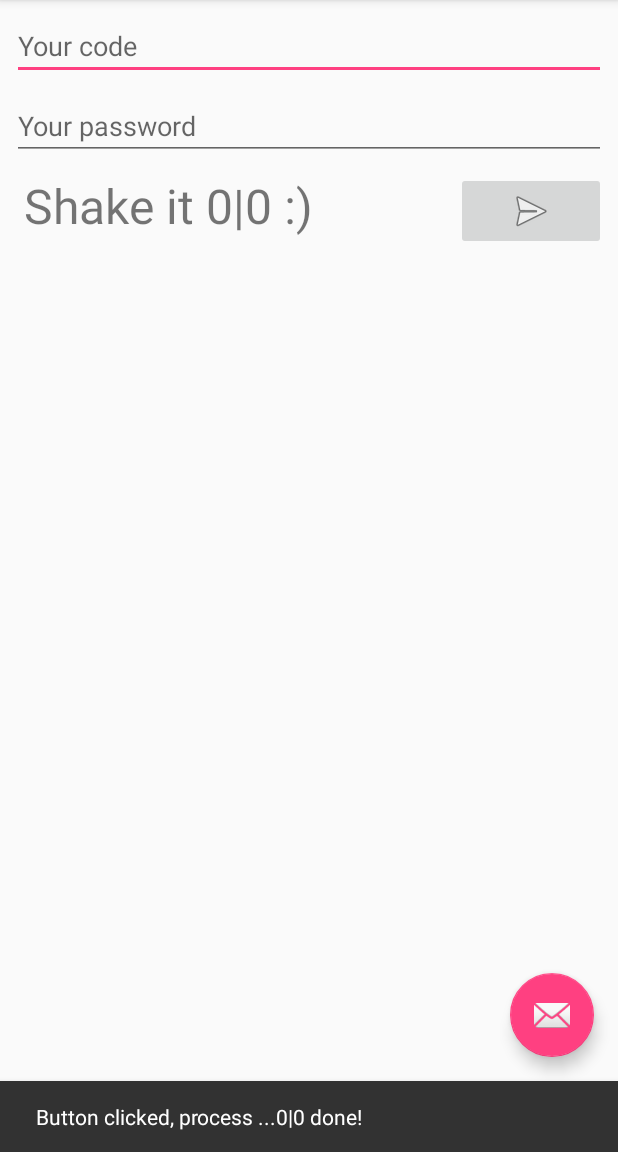
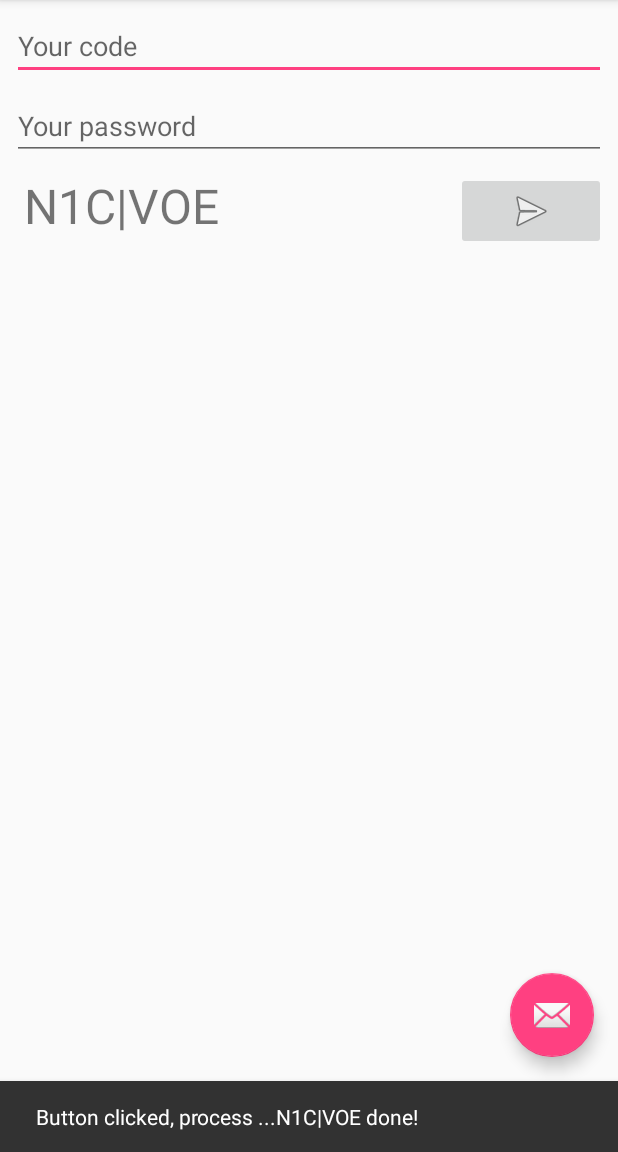
Before and after one commit to krakorj/android-lydecoder, an Android app: the screen it shows after launch (MainActivity), after a tap on an icon or button, on a phone screen of 412 x 824 dp, the part 84-1236 px from its top. Run offline under Robolectric (Android 15) with nearby library versions, the phone set to English and light mode, and no system bars; libraries missing offline, so code that uses them is left out: org.apache.commons.

Commit message:
CSV processing added

```diff
--- a/app/build.gradle
+++ b/app/build.gradle
@@ -26,4 +26,7 @@ dependencies {
     testImplementation 'junit:junit:4.12'
     androidTestImplementation 'com.android.support.test:runner:1.0.1'
     androidTestImplementation 'com.android.support.test.espresso:espresso-core:3.0.1'
+
+    // CSV reader
+    compile 'org.apache.commons:commons-csv:1.5'
 }
--- a/app/src/main/java/com/example/krakora/lydecoder/Decoder.java
+++ b/app/src/main/java/com/example/krakora/lydecoder/Decoder.java
@@ -1,4 +1,18 @@
 package com.example.krakora.lydecoder;
+
+import android.provider.Settings;
+import android.util.Log;
+
+import org.apache.commons.csv.CSVFormat;
+import org.apache.commons.csv.CSVParser;
+import org.apache.commons.csv.CSVRecord;
+
+import java.io.FileReader;
+import java.io.IOException;
+import java.io.Reader;
+import java.io.StringReader;
+import java.util.List;
+import java.util.logging.Logger;
 
 /**
  * Created by KRAKORA on 30.01.2018.
@@ -6,29 +20,107 @@ package com.example.krakora.lydecoder;
 
 public class Decoder {
 
+    public int[] ids;
+    public String password;
     public String code;
-    public String password;
+    private String[] MASQUERADE_CODE = {"N1C", "VOE"};
 
-    public Decoder(String code, String password) {
-        this.code = code;
+    public Decoder(String text, String password) {
+        // Map attributes
+        try {
+            this.ids = this.parseIds(text);
+        } catch (Exception e) {
+            // Log
+            Log.d("LyDecoder", e.getMessage());
+            // Make masquerade
+            this.code = this.codePresenter(this.getMasqueradeCode());
+            return;
+        }
         this.password = password;
-        // TODO: Open decrypted CSV file, https://www.callicoder.com/java-read-write-csv-file-apache-commons-csv/
-        // TODO: Encrypt the the CSV file => f(password), https://stackoverflow.com/a/22695880
-        // TODO: Read the CSV content
-        // TODO: Provide data to user
+        // TODO: Open decrypted CSV file
+        //new FileReader("yourfile.csv")
+        // TODO: Encrypt the CSV file => f(password), https://stackoverflow.com/a/22695880
+        String data = "id,code\r\n" +
+                "1,ABC\r\n" +
+                "2,BBC\r\n" +
+                "3,CBC\r\n" +
+                "4,DBC\r\n" +
+                "5,EBC\r\n" +
+                "6,FBC\r\n" +
+                "7,GBC";
+        Reader in = new StringReader(data);
+        // Read the CSV content - https://stackoverflow.com/a/43055945
+        try {
+            // Parse CSV
+            CSVParser parser = new CSVParser(in, CSVFormat.RFC4180);
+            List<CSVRecord> list = parser.getRecords();
+            Log.d("LyDecoder", "CSV data parsed");
+            // Get Codes
+            String[] codes = this.getCodes(list);
+            // Ready to use
+            this.code = this.codePresenter(codes);
+            Log.d("LyDecoder", "Code: " + this.code);
+        }
+        catch (Exception e) {
+            // Log exception
+            Log.d("LyDecoder", e.getMessage());
+            // Make masquerade
+            this.code = this.codePresenter(this.getMasqueradeCode());
+            return;
+        }
+    }
+
+    public String codePresenter(String[] codes) {
+        return codes[0] + "|" + codes[1];
+    }
+
+    private int[] parseIds(String text) throws Exception {
+        int[] ids = {65000, 65000};
+        try {
+            String[] x = text.split(",");
+            ids[0] = Integer.parseInt(x[0].trim());
+            ids[1] = Integer.parseInt(x[1].trim());
+        } catch (NumberFormatException e) {
+            throw new Exception("Wrong input IDs!");
+        }
+        return ids;
+    }
+
+    private String[] getMasqueradeCode() {
+        return MASQUERADE_CODE;
+    }
+
+    private String[] getCodes(List<CSVRecord> list) throws Exception {
+
+        String[] code = {"", ""};
+
+        // Assign codes from CSV to ids
+        int id = 0;
+        for (CSVRecord i : list) {
+            // Ignore header
+            if (i.get(0).trim().equals("id")) { continue; };
+            // Get id from CSV
+            try {
+                // Get ID
+                id = Integer.parseInt(i.get(0));
+                // Check code 1
+                if(id == this.ids[0]) { code[0] = i.get(1); };
+                if(id == this.ids[1]) { code[1] = i.get(1); };
+            } catch (Exception e) {
+                // Id is not integer - exception
+                throw new Exception("CSV IDs invalid!");
+            }
+        }
+        // Validate output
+        if ( code[0].equals("") || code[1].equals("")) {
+            throw new Exception("IDs invalid!");
+        }
+        // Return codes
+        return code;
     }
 
     public String decode() {
-        String[] x = this.code.split(",");
-        int[] code = {0, 0};
-        try {
-            code[0] = Integer.parseInt(x[0]);
-            code[1] = Integer.parseInt(x[1]);
-        } catch (NumberFormatException e) {
-            // pass
-        }
-        String output = String.valueOf(code[0]) + "|" + String.valueOf(code[1]);
-        return output;
+        return this.code;
     }
 
     @Override
--- a/app/src/main/java/com/example/krakora/lydecoder/MainActivity.java
+++ b/app/src/main/java/com/example/krakora/lydecoder/MainActivity.java
@@ -50,7 +50,7 @@ public class MainActivity extends AppCompatActivity {
         button.setOnClickListener(new View.OnClickListener() {
             @Override
             public void onClick(View view) {
-                // Hide keyboards
+                // Hide keyboard
                 getWindow().setSoftInputMode(WindowManager.LayoutParams.SOFT_INPUT_STATE_HIDDEN);
                 // Process decoding
                 Decoder d = new Decoder(codeText.getText().toString(), passText.getText().toString());
@@ -58,7 +58,7 @@ public class MainActivity extends AppCompatActivity {
                 // Present it
                 Snackbar.make(view, "Button clicked, process ..." + output + " done!", Snackbar.LENGTH_LONG)
                         .setAction("Action", null).show();
-                outputText.setText("Shake it " + output + " :)");
+                outputText.setText(output);
             }
             }
         );
--- a/build.gradle
+++ b/build.gradle
@@ -8,7 +8,6 @@ buildscript {
     }
     dependencies {
         classpath 'com.android.tools.build:gradle:3.0.1'
-
 
         // NOTE: Do not place your application dependencies here; they belong
         // in the individual module build.gradle files
```
